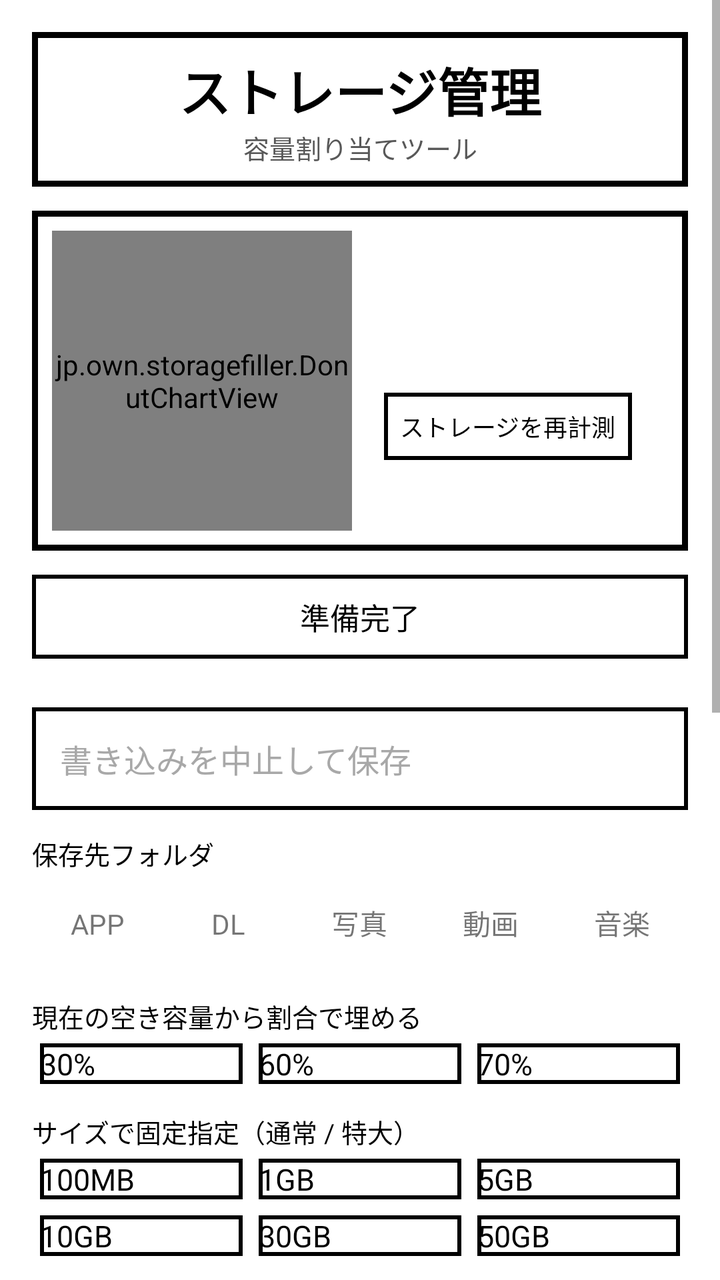
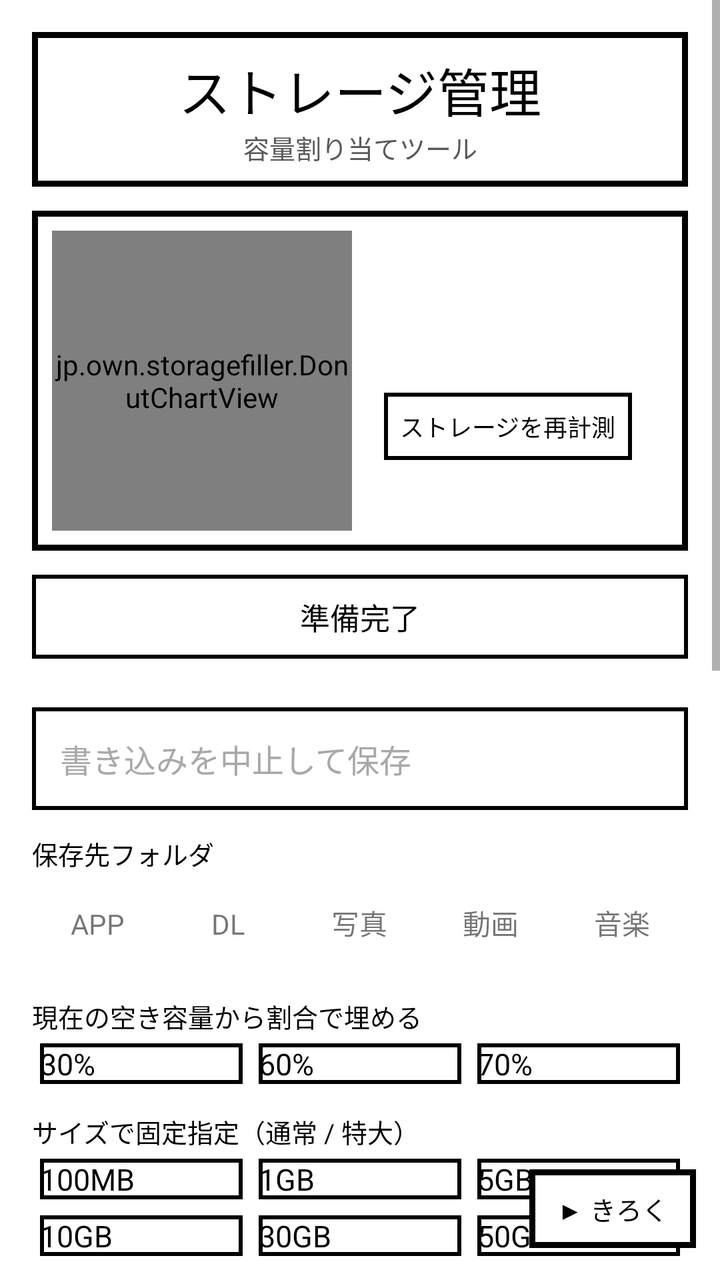

Before-and-after screenshots of an Android layout around one commit, followed by the original layout XML and the change that was made.
<!-- AndroidManifest.xml: application theme Theme.StorageFiller -->
<!-- res/layout/activity_main.xml -->
<ScrollView xmlns:android="http://schemas.android.com/apk/res/android"
    android:layout_width="match_parent"
    android:layout_height="match_parent"
    android:background="@color/pixel_bg">
    <LinearLayout
        android:layout_width="match_parent"
        android:layout_height="wrap_content"
        android:orientation="vertical"
        android:padding="16dp">

        <LinearLayout
            android:layout_width="match_parent"
            android:layout_height="wrap_content"
            android:background="@drawable/window_frame"
            android:orientation="vertical"
            android:padding="10dp">

            <TextView
                android:layout_width="match_parent"
                android:layout_height="wrap_content"
                android:gravity="center"
                android:text="ストレージ管理"
                android:textColor="@color/pixel_ink"
                android:textSize="26sp"
                android:textStyle="bold" />

            <TextView
                android:layout_width="match_parent"
                android:layout_height="wrap_content"
                android:gravity="center"
                android:text="容量割り当てツール"
                android:textColor="@color/pixel_sub"
                android:textSize="13sp" />
        </LinearLayout>

        <LinearLayout
            android:layout_width="match_parent"
            android:layout_height="wrap_content"
            android:layout_marginTop="12dp"
            android:background="@drawable/window_frame"
            android:gravity="center_vertical"
            android:orientation="horizontal"
            android:padding="10dp">

            <jp.own.storagefiller.DonutChartView
                android:id="@+id/donutChart"
                android:layout_width="150dp"
                android:layout_height="150dp" />

            <LinearLayout
                android:layout_width="0dp"
                android:layout_height="wrap_content"
                android:layout_marginStart="16dp"
                android:layout_weight="1"
                android:orientation="vertical">

                <TextView
                    android:id="@+id/statsText"
                    android:layout_width="match_parent"
                    android:layout_height="wrap_content"
                    android:textColor="@color/pixel_ink"
                    android:textIsSelectable="true"
                    android:textSize="14sp" />

                <TextView
                    android:id="@+id/uptimeText"
                    android:layout_width="match_parent"
                    android:layout_height="wrap_content"
                    android:layout_marginTop="2dp"
                    android:textColor="@color/pixel_ink"
                    android:textSize="14sp" />

                <Button
                    android:id="@+id/rescanButton"
                    android:layout_width="wrap_content"
                    android:layout_height="wrap_content"
                    android:layout_marginTop="6dp"
                    android:background="@drawable/btn_pixel"
                    android:minHeight="0dp"
                    android:padding="8dp"
                    android:text="ストレージを再計測"
                    android:textColor="@color/pixel_ink"
                    android:textSize="12sp" />
            </LinearLayout>
        </LinearLayout>

        <TextView
            android:id="@+id/statusText"
            android:layout_width="match_parent"
            android:layout_height="wrap_content"
            android:layout_marginTop="12dp"
            android:background="@drawable/btn_pixel"
            android:gravity="center"
            android:padding="10dp"
            android:text="準備完了"
            android:textColor="@color/pixel_ink"
            android:textSize="15sp" />

        <TextView
            android:id="@+id/progressText"
            android:layout_width="match_parent"
            android:layout_height="wrap_content"
            android:gravity="center"
            android:textColor="@color/pixel_sub"
            android:textSize="12sp" />

        <Button
            android:id="@+id/stopButton"
            android:layout_width="match_parent"
            android:layout_height="wrap_content"
            android:layout_marginTop="8dp"
            android:background="@drawable/btn_pixel"
            android:enabled="false"
            android:padding="14dp"
            android:text="書き込みを中止して保存"
            android:textColor="@color/pixel_shadow"
            android:textSize="16sp" />

        <TextView
            android:layout_width="match_parent"
            android:layout_height="wrap_content"
            android:layout_marginTop="12dp"
            android:text="保存先フォルダ"
            android:textColor="@color/pixel_ink"
            android:textSize="13sp" />

        <LinearLayout
            android:id="@+id/chipRow"
            android:layout_width="match_parent"
            android:layout_height="wrap_content"
            android:orientation="horizontal">

            <TextView
                android:id="@+id/chipApps"
                style="@style/Chip"
                android:text="APP" />

            <TextView
                android:id="@+id/chipDownload"
                style="@style/Chip"
                android:text="DL" />

            <TextView
                android:id="@+id/chipPictures"
                style="@style/Chip"
                android:text="写真" />

            <TextView
                android:id="@+id/chipMovies"
                style="@style/Chip"
                android:text="動画" />

            <TextView
                android:id="@+id/chipMusic"
                style="@style/Chip"
                android:text="音楽" />
        </LinearLayout>

        <TextView
            android:layout_width="match_parent"
            android:layout_height="wrap_content"
            android:layout_marginTop="12dp"
            android:text="現在の空き容量から割合で埋める"
            android:textColor="@color/pixel_ink"
            android:textSize="13sp" />

        <LinearLayout
            android:layout_width="match_parent"
            android:layout_height="wrap_content"
            android:orientation="horizontal">

            <Button
                android:id="@+id/pct30"
                style="@style/PresetButton"
                android:text="30%" />

            <Button
                android:id="@+id/pct60"
                style="@style/PresetButton"
                android:text="60%" />

            <Button
                android:id="@+id/pct70"
                style="@style/PresetButton"
                android:text="70%" />
        </LinearLayout>

        <TextView
            android:layout_width="match_parent"
            android:layout_height="wrap_content"
            android:layout_marginTop="10dp"
            android:text="サイズで固定指定（通常 / 特大）"
            android:textColor="@color/pixel_ink"
            android:textSize="13sp" />

        <LinearLayout
            android:layout_width="match_parent"
            android:layout_height="wrap_content"
            android:orientation="horizontal">

            <Button
                android:id="@+id/size100mb"
                style="@style/PresetButton"
                android:text="100MB" />

            <Button
                android:id="@+id/size1gb"
                style="@style/PresetButton"
                android:text="1GB" />

            <Button
                android:id="@+id/size5gb"
                style="@style/PresetButton"
                android:text="5GB" />
        </LinearLayout>

        <LinearLayout
            android:layout_width="match_parent"
            android:layout_height="wrap_content"
            android:orientation="horizontal">

            <Button
                android:id="@+id/size10gb"
                style="@style/PresetButton"
                android:text="10GB" />

            <Button
                android:id="@+id/size30gb"
                style="@style/PresetButton"
                android:text="30GB" />

            <Button
                android:id="@+id/size50gb"
                style="@style/PresetButton"
                android:text="50GB" />
        </LinearLayout>

        <TextView
            android:id="@+id/dummyHeader"
            android:layout_width="match_parent"
            android:layout_height="wrap_content"
            android:layout_marginTop="14dp"
            android:clickable="true"
            android:focusable="true"
            android:paddingTop="4dp"
            android:paddingBottom="4dp"
            android:text="▶ 作成済みのダミーデータ（削除用）"
            android:textColor="@color/pixel_ink"
            android:textSize="13sp" />

        <Button
            android:id="@+id/deleteAllButton"
            android:layout_width="match_parent"
            android:layout_height="wrap_content"
            android:layout_marginTop="4dp"
            android:background="@drawable/btn_pixel_accent"
            android:text="全削除"
            android:textColor="@color/pixel_accent" />

        <LinearLayout
            android:id="@+id/dummyListContainer"
            android:layout_width="match_parent"
            android:layout_height="wrap_content"
            android:orientation="vertical"
            android:visibility="gone" />

        <TextView
            android:layout_width="match_parent"
            android:layout_height="wrap_content"
            android:layout_marginTop="16dp"
            android:text="端末情報"
            android:textColor="@color/pixel_ink"
            android:textSize="13sp" />

        <LinearLayout
            android:layout_width="match_parent"
            android:layout_height="wrap_content"
            android:layout_marginTop="4dp"
            android:background="@drawable/window_frame"
            android:orientation="vertical"
            android:padding="10dp">

            <TextView
                android:id="@+id/deviceInfoText"
                android:layout_width="match_parent"
                android:layout_height="wrap_content"
                android:textColor="@color/pixel_ink"
                android:textIsSelectable="true"
                android:textSize="12sp" />

            <TextView
                android:id="@+id/uptimeNoSleepText"
                android:layout_width="match_parent"
                android:layout_height="wrap_content"
                android:textColor="@color/pixel_ink"
                android:textSize="12sp" />

            <TextView
                android:id="@+id/permissionStatusText"
                android:layout_width="match_parent"
                android:layout_height="wrap_content"
                android:layout_marginTop="8dp"
                android:textColor="@color/pixel_ink"
                android:textSize="13sp"
                android:textStyle="bold" />

            <Button
                android:id="@+id/permissionButton"
                android:layout_width="match_parent"
                android:layout_height="wrap_content"
                android:layout_marginTop="4dp"
                android:background="@drawable/btn_pixel"
                android:text="ストレージ権限を許可"
                android:textColor="@color/pixel_ink" />
        </LinearLayout>

        <TextView
            android:layout_width="match_parent"
            android:layout_height="wrap_content"
            android:layout_marginTop="16dp"
            android:text="捕まえる"
            android:textColor="@color/pixel_ink"
            android:textSize="13sp" />

        <LinearLayout
            android:layout_width="match_parent"
            android:layout_height="wrap_content"
            android:layout_marginTop="4dp"
            android:background="@drawable/window_frame"
            android:orientation="vertical"
            android:padding="10dp">

            <Button
                android:id="@+id/catchButton"
                android:layout_width="match_parent"
                android:layout_height="wrap_content"
                android:background="@drawable/btn_pixel_accent"
                android:text="捕まえる！"
                android:textColor="@color/pixel_accent"
                android:textSize="16sp" />

            <LinearLayout
                android:layout_width="match_parent"
                android:layout_height="wrap_content"
                android:layout_marginTop="8dp"
                android:gravity="center_vertical"
                android:orientation="horizontal">

                <ImageView
                    android:id="@+id/catchImage"
                    android:layout_width="96dp"
                    android:layout_height="96dp"
                    android:background="@drawable/btn_pixel"
                    android:contentDescription="捕まえた画像"
                    android:padding="2dp"
                    android:scaleType="fitCenter"
                    android:visibility="gone" />

                <TextView
                    android:id="@+id/catchStatusText"
                    android:layout_width="0dp"
                    android:layout_height="wrap_content"
                    android:layout_marginStart="10dp"
                    android:layout_weight="1"
                    android:textColor="@color/pixel_ink"
                    android:textSize="12sp" />
            </LinearLayout>
        </LinearLayout>

        <TextView
            android:layout_width="match_parent"
            android:layout_height="wrap_content"
            android:layout_marginTop="16dp"
            android:text="セットアップ"
            android:textColor="@color/pixel_ink"
            android:textSize="13sp" />

        
        <LinearLayout
            android:id="@+id/setupContainer"
            android:layout_width="match_parent"
            android:layout_height="wrap_content"
            android:layout_marginTop="4dp"
            android:background="@drawable/window_frame"
            android:orientation="vertical"
            android:padding="10dp" />

        <TextView
            android:layout_width="match_parent"
            android:layout_height="wrap_content"
            android:layout_marginTop="16dp"
            android:text="アップデート"
            android:textColor="@color/pixel_ink"
            android:textSize="13sp" />

        <LinearLayout
            android:layout_width="match_parent"
            android:layout_height="wrap_content"
            android:layout_marginTop="4dp"
            android:background="@drawable/window_frame"
            android:orientation="vertical"
            android:padding="10dp">

            <TextView
                android:id="@+id/updateStatusText"
                android:layout_width="match_parent"
                android:layout_height="wrap_content"
                android:textColor="@color/pixel_ink"
                android:textSize="12sp" />

            <Button
                android:id="@+id/updateCheckButton"
                android:layout_width="match_parent"
                android:layout_height="wrap_content"
                android:layout_marginTop="6dp"
                android:background="@drawable/btn_pixel"
                android:text="アップデートを確認"
                android:textColor="@color/pixel_ink"
                android:textSize="14sp" />

            <Button
                android:id="@+id/updateInstallButton"
                android:layout_width="match_parent"
                android:layout_height="wrap_content"
                android:layout_marginTop="4dp"
                android:background="@drawable/btn_pixel_accent"
                android:text="ダウンロードしてインストール"
                android:textColor="@color/pixel_accent"
                android:textSize="14sp"
                android:visibility="gone" />
        </LinearLayout>

        <TextView
            android:id="@+id/logText"
            android:layout_width="match_parent"
            android:layout_height="wrap_content"
            android:layout_marginTop="10dp"
            android:textColor="@color/pixel_sub"
            android:textIsSelectable="true"
            android:textSize="11sp" />
    </LinearLayout>
</ScrollView>
<!-- resources referenced by this layout -->
<resources>
  <color name="pixel_accent">#FFD82800</color>
  <color name="pixel_bg">#FFFFFFFF</color>
  <color name="pixel_ink">#FF000000</color>
  <color name="pixel_shadow">#FFA8A8A8</color>
  <color name="pixel_sub">#FF585858</color>
  <!-- drawable btn_pixel (drawable) -->
  <?xml version="1.0" encoding="utf-8"?>
  <shape xmlns:android="http://schemas.android.com/apk/res/android"
      android:shape="rectangle">
      <solid android:color="#FFFFFFFF" />
      <stroke
          android:width="2dp"
          android:color="@color/pixel_ink" />
  </shape>
  <!-- drawable btn_pixel_accent (drawable) -->
  <?xml version="1.0" encoding="utf-8"?>
  <shape xmlns:android="http://schemas.android.com/apk/res/android"
      android:shape="rectangle">
      <solid android:color="#FFFFFFFF" />
      <stroke
          android:width="2dp"
          android:color="@color/pixel_accent" />
  </shape>
  <!-- drawable window_frame (drawable) -->
  <?xml version="1.0" encoding="utf-8"?>
  <shape xmlns:android="http://schemas.android.com/apk/res/android"
      android:shape="rectangle">
      <solid android:color="#FFFFFFFF" />
      <stroke
          android:width="3dp"
          android:color="@color/pixel_ink" />
  </shape>
  <style name="Chip">
          <item name="android:layout_width">0dp</item>
          <item name="android:layout_height">44dp</item>
          <item name="android:layout_weight">1</item>
          <item name="android:layout_margin">3dp</item>
          <item name="android:gravity">center</item>
          <item name="android:textSize">14sp</item>
      </style>
  <style name="PresetButton">
          <item name="android:layout_width">0dp</item>
          <item name="android:layout_height">wrap_content</item>
          <item name="android:layout_weight">1</item>
          <item name="android:layout_margin">4dp</item>
          <item name="android:background">@drawable/btn_pixel</item>
          <item name="android:textColor">@color/pixel_ink</item>
          <item name="android:textSize">15sp</item>
      </style>
  <style name="Theme.StorageFiller" parent="android:style/Theme.Material.Light.NoActionBar">
          <item name="android:colorAccent">@color/pixel_accent</item>
          <item name="android:windowBackground">@color/pixel_bg</item>
      </style>
</resources>

<!-- the commit's change to res/layout/activity_main.xml (unified diff, before → after) -->
@@ -1,442 +1,738 @@
-<ScrollView xmlns:android="http://schemas.android.com/apk/res/android"
+<FrameLayout xmlns:android="http://schemas.android.com/apk/res/android"
     android:layout_width="match_parent"
     android:layout_height="match_parent"
     android:background="@color/pixel_bg">
+
+    <ScrollView
+        android:id="@+id/storagePanel"
+        android:layout_width="match_parent"
+        android:layout_height="match_parent"
+        android:background="@color/pixel_bg">
+        <LinearLayout
+            android:layout_width="match_parent"
+            android:layout_height="wrap_content"
+            android:orientation="vertical"
+            android:paddingStart="16dp"
+            android:paddingTop="16dp"
+            android:paddingEnd="16dp"
+            android:paddingBottom="88dp">
+
+            <LinearLayout
+                android:layout_width="match_parent"
+                android:layout_height="wrap_content"
+                android:background="@drawable/window_frame"
+                android:orientation="vertical"
+                android:padding="10dp">
+
+                <TextView
+                    android:layout_width="match_parent"
+                    android:layout_height="wrap_content"
+                    android:gravity="center"
+                    android:text="ストレージ管理"
+                    android:textColor="@color/pixel_ink"
+                    android:textSize="26sp" />
+
+                <TextView
+                    android:layout_width="match_parent"
+                    android:layout_height="wrap_content"
+                    android:gravity="center"
+                    android:text="容量割り当てツール"
+                    android:textColor="@color/pixel_sub"
+                    android:textSize="13sp" />
+            </LinearLayout>
+
+            <LinearLayout
+                android:layout_width="match_parent"
+                android:layout_height="wrap_content"
+                android:layout_marginTop="12dp"
+                android:background="@drawable/window_frame"
+                android:gravity="center_vertical"
+                android:orientation="horizontal"
+                android:padding="10dp">
+
+                <jp.own.storagefiller.DonutChartView
+                    android:id="@+id/donutChart"
+                    android:layout_width="150dp"
+                    android:layout_height="150dp" />
+
+                <LinearLayout
+                    android:layout_width="0dp"
+                    android:layout_height="wrap_content"
+                    android:layout_marginStart="16dp"
+                    android:layout_weight="1"
+                    android:orientation="vertical">
+
+                    <TextView
+                        android:id="@+id/statsText"
+                        android:layout_width="match_parent"
+                        android:layout_height="wrap_content"
+                        android:textColor="@color/pixel_ink"
+                        android:textIsSelectable="true"
+                        android:textSize="14sp" />
+
+                    <TextView
+                        android:id="@+id/uptimeText"
+                        android:layout_width="match_parent"
+                        android:layout_height="wrap_content"
+                        android:layout_marginTop="2dp"
+                        android:textColor="@color/pixel_ink"
+                        android:textSize="14sp" />
+
+                    <Button
+                        android:id="@+id/rescanButton"
+                        android:layout_width="wrap_content"
+                        android:layout_height="wrap_content"
+                        android:layout_marginTop="6dp"
+                        android:background="@drawable/btn_pixel"
+                        android:minHeight="0dp"
+                        android:padding="8dp"
+                        android:text="ストレージを再計測"
+                        android:textColor="@color/pixel_ink"
+                        android:textSize="12sp" />
+                </LinearLayout>
+            </LinearLayout>
+
+            <TextView
+                android:id="@+id/statusText"
+                android:layout_width="match_parent"
+                android:layout_height="wrap_content"
+                android:layout_marginTop="12dp"
+                android:background="@drawable/btn_pixel"
+                android:gravity="center"
+                android:padding="10dp"
+                android:text="準備完了"
+                android:textColor="@color/pixel_ink"
+                android:textSize="15sp" />
+
+            <TextView
+                android:id="@+id/progressText"
+                android:layout_width="match_parent"
+                android:layout_height="wrap_content"
+                android:gravity="center"
+                android:textColor="@color/pixel_sub"
+                android:textSize="12sp" />
+
+            <Button
+                android:id="@+id/stopButton"
+                android:layout_width="match_parent"
+                android:layout_height="wrap_content"
+                android:layout_marginTop="8dp"
+                android:background="@drawable/btn_pixel"
+                android:enabled="false"
+                android:padding="14dp"
+                android:text="書き込みを中止して保存"
+                android:textColor="@color/pixel_shadow"
+                android:textSize="16sp" />
+
+            <TextView
+                android:layout_width="match_parent"
+                android:layout_height="wrap_content"
+                android:layout_marginTop="12dp"
+                android:text="保存先フォルダ"
+                android:textColor="@color/pixel_ink"
+                android:textSize="13sp" />
+
+            <LinearLayout
+                android:id="@+id/chipRow"
+                android:layout_width="match_parent"
+                android:layout_height="wrap_content"
+                android:orientation="horizontal">
+
+                <TextView
+                    android:id="@+id/chipApps"
+                    style="@style/Chip"
+                    android:text="APP" />
+
+                <TextView
+                    android:id="@+id/chipDownload"
+                    style="@style/Chip"
+                    android:text="DL" />
+
+                <TextView
+                    android:id="@+id/chipPictures"
+                    style="@style/Chip"
+                    android:text="写真" />
+
+                <TextView
+                    android:id="@+id/chipMovies"
+                    style="@style/Chip"
+                    android:text="動画" />
+
+                <TextView
+                    android:id="@+id/chipMusic"
+                    style="@style/Chip"
+                    android:text="音楽" />
+            </LinearLayout>
+
+            <TextView
+                android:layout_width="match_parent"
+                android:layout_height="wrap_content"
+                android:layout_marginTop="12dp"
+                android:text="現在の空き容量から割合で埋める"
+                android:textColor="@color/pixel_ink"
+                android:textSize="13sp" />
+
+            <LinearLayout
+                android:layout_width="match_parent"
+                android:layout_height="wrap_content"
+                android:orientation="horizontal">
+
+                <Button
+                    android:id="@+id/pct30"
+                    style="@style/PresetButton"
+                    android:text="30%" />
+
+                <Button
+                    android:id="@+id/pct60"
+                    style="@style/PresetButton"
+                    android:text="60%" />
+
+                <Button
+                    android:id="@+id/pct70"
+                    style="@style/PresetButton"
+                    android:text="70%" />
+            </LinearLayout>
+
+            <TextView
+                android:layout_width="match_parent"
+                android:layout_height="wrap_content"
+                android:layout_marginTop="10dp"
+                android:text="サイズで固定指定（通常 / 特大）"
+                android:textColor="@color/pixel_ink"
+                android:textSize="13sp" />
+
+            <LinearLayout
+                android:layout_width="match_parent"
+                android:layout_height="wrap_content"
+                android:orientation="horizontal">
+
+                <Button
+                    android:id="@+id/size100mb"
+                    style="@style/PresetButton"
+                    android:text="100MB" />
+
+                <Button
+                    android:id="@+id/size1gb"
+                    style="@style/PresetButton"
+                    android:text="1GB" />
+
+                <Button
+                    android:id="@+id/size5gb"
+                    style="@style/PresetButton"
+                    android:text="5GB" />
+            </LinearLayout>
+
+            <LinearLayout
+                android:layout_width="match_parent"
+                android:layout_height="wrap_content"
+                android:orientation="horizontal">
+
+                <Button
+                    android:id="@+id/size10gb"
+                    style="@style/PresetButton"
+                    android:text="10GB" />
+
+                <Button
+                    android:id="@+id/size30gb"
+                    style="@style/PresetButton"
+                    android:text="30GB" />
+
+                <Button
+                    android:id="@+id/size50gb"
+                    style="@style/PresetButton"
+                    android:text="50GB" />
+            </LinearLayout>
+
+            <TextView
+                android:id="@+id/dummyHeader"
+                android:layout_width="match_parent"
+                android:layout_height="wrap_content"
+                android:layout_marginTop="14dp"
+                android:clickable="true"
+                android:focusable="true"
+                android:paddingTop="4dp"
+                android:paddingBottom="4dp"
+                android:text="▶ 作成済みのダミーデータ（削除用）"
+                android:textColor="@color/pixel_ink"
+                android:textSize="13sp" />
+
+            <Button
+                android:id="@+id/deleteAllButton"
+                android:layout_width="match_parent"
+                android:layout_height="wrap_content"
+                android:layout_marginTop="4dp"
+                android:background="@drawable/btn_pixel_accent"
+                android:text="全削除"
+                android:textColor="@color/pixel_accent" />
+
+            <LinearLayout
+                android:id="@+id/dummyListContainer"
+                android:layout_width="match_parent"
+                android:layout_height="wrap_content"
+                android:orientation="vertical"
+                android:visibility="gone" />
+
+            <TextView
+                android:layout_width="match_parent"
+                android:layout_height="wrap_content"
+                android:layout_marginTop="16dp"
+                android:text="端末情報"
+                android:textColor="@color/pixel_ink"
+                android:textSize="13sp" />
+
+            <LinearLayout
+                android:layout_width="match_parent"
+                android:layout_height="wrap_content"
+                android:layout_marginTop="4dp"
+                android:background="@drawable/window_frame"
+                android:orientation="vertical"
+                android:padding="10dp">
+
+                <TextView
+                    android:id="@+id/deviceInfoText"
+                    android:layout_width="match_parent"
+                    android:layout_height="wrap_content"
+                    android:textColor="@color/pixel_ink"
+                    android:textIsSelectable="true"
+                    android:textSize="12sp" />
+
+                <TextView
+                    android:id="@+id/uptimeNoSleepText"
+                    android:layout_width="match_parent"
+                    android:layout_height="wrap_content"
+                    android:textColor="@color/pixel_ink"
+                    android:textSize="12sp" />
+
+                <TextView
+                    android:id="@+id/permissionStatusText"
+                    android:layout_width="match_parent"
+                    android:layout_height="wrap_content"
+                    android:layout_marginTop="8dp"
+                    android:textColor="@color/pixel_ink"
+                    android:textSize="13sp"
+                    android:textStyle="bold" />
+
+                <Button
+                    android:id="@+id/permissionButton"
+                    android:layout_width="match_parent"
+                    android:layout_height="wrap_content"
+                    android:layout_marginTop="4dp"
+                    android:background="@drawable/btn_pixel"
+                    android:text="ストレージ権限を許可"
+                    android:textColor="@color/pixel_ink" />
+            </LinearLayout>
+
+            <TextView
+                android:layout_width="match_parent"
+                android:layout_height="wrap_content"
+                android:layout_marginTop="16dp"
+                android:text="捕まえる"
+                android:textColor="@color/pixel_ink"
+                android:textSize="13sp" />
+
+            <LinearLayout
+                android:layout_width="match_parent"
+                android:layout_height="wrap_content"
+                android:layout_marginTop="4dp"
+                android:background="@drawable/window_frame"
+                android:orientation="vertical"
+                android:padding="10dp">
+
+                <Button
+                    android:id="@+id/catchButton"
+                    android:layout_width="match_parent"
+                    android:layout_height="wrap_content"
+                    android:background="@drawable/btn_pixel_accent"
+                    android:text="捕まえる！"
+                    android:textColor="@color/pixel_accent"
+                    android:textSize="16sp" />
+
+                <LinearLayout
+                    android:layout_width="match_parent"
+                    android:layout_height="wrap_content"
+                    android:layout_marginTop="8dp"
+                    android:gravity="center_vertical"
+                    android:orientation="horizontal">
+
+                    <ImageView
+                        android:id="@+id/catchImage"
+                        android:layout_width="96dp"
+                        android:layout_height="96dp"
+                        android:background="@drawable/btn_pixel"
+                        android:contentDescription="捕まえた画像"
+                        android:padding="2dp"
+                        android:scaleType="fitCenter"
+                        android:visibility="gone" />
+
+                    <TextView
+                        android:id="@+id/catchStatusText"
+                        android:layout_width="0dp"
+                        android:layout_height="wrap_content"
+                        android:layout_marginStart="10dp"
+                        android:layout_weight="1"
+                        android:textColor="@color/pixel_ink"
+                        android:textSize="12sp" />
+                </LinearLayout>
+            </LinearLayout>
+
+            <TextView
+                android:layout_width="match_parent"
+                android:layout_height="wrap_content"
+                android:layout_marginTop="16dp"
+                android:text="セットアップ"
+                android:textColor="@color/pixel_ink"
+                android:textSize="13sp" />
+
+            
+            <LinearLayout
+                android:id="@+id/setupContainer"
+                android:layout_width="match_parent"
+                android:layout_height="wrap_content"
+                android:layout_marginTop="4dp"
+                android:background="@drawable/window_frame"
+                android:orientation="vertical"
+                android:padding="10dp" />
+
+            <TextView
+                android:layout_width="match_parent"
+                android:layout_height="wrap_content"
+                android:layout_marginTop="16dp"
+                android:text="アップデート"
+                android:textColor="@color/pixel_ink"
+                android:textSize="13sp" />
+
+            <LinearLayout
+                android:layout_width="match_parent"
+                android:layout_height="wrap_content"
+                android:layout_marginTop="4dp"
+                android:background="@drawable/window_frame"
+                android:orientation="vertical"
+                android:padding="10dp">
+
+                <TextView
+                    android:id="@+id/updateStatusText"
+                    android:layout_width="match_parent"
+                    android:layout_height="wrap_content"
+                    android:textColor="@color/pixel_ink"
+                    android:textSize="12sp" />
+
+                <Button
+                    android:id="@+id/updateCheckButton"
+                    android:layout_width="match_parent"
+                    android:layout_height="wrap_content"
+                    android:layout_marginTop="6dp"
+                    android:background="@drawable/btn_pixel"
+                    android:text="アップデートを確認"
+                    android:textColor="@color/pixel_ink"
+                    android:textSize="14sp" />
+
+                <Button
+                    android:id="@+id/updateInstallButton"
+                    android:layout_width="match_parent"
+                    android:layout_height="wrap_content"
+                    android:layout_marginTop="4dp"
+                    android:background="@drawable/btn_pixel_accent"
+                    android:text="ダウンロードしてインストール"
+                    android:textColor="@color/pixel_accent"
+                    android:textSize="14sp"
+                    android:visibility="gone" />
+            </LinearLayout>
+
+            <TextView
+                android:id="@+id/logText"
+                android:layout_width="match_parent"
+                android:layout_height="wrap_content"
+                android:layout_marginTop="10dp"
+                android:textColor="@color/pixel_sub"
+                android:textIsSelectable="true"
+                android:textSize="11sp" />
+        </LinearLayout>
+    </ScrollView>
+
+    <ScrollView
+        android:id="@+id/challengePanel"
+        android:layout_width="match_parent"
+        android:layout_height="match_parent"
+        android:background="@color/pixel_bg"
+        android:visibility="gone">
+
+        <include layout="@layout/panel_challenge" />
+    </ScrollView>
+
+    
+    <Button
+        android:id="@+id/menuButton"
+        android:layout_width="wrap_content"
+        android:layout_height="wrap_content"
+        android:layout_gravity="bottom|end"
+        android:layout_marginEnd="12dp"
+        android:layout_marginBottom="16dp"
+        android:background="@drawable/btn_pixel_menu"
+        android:minWidth="0dp"
+        android:minHeight="0dp"
+        android:paddingStart="14dp"
+        android:paddingTop="10dp"
+        android:paddingEnd="14dp"
+        android:paddingBottom="10dp"
+        android:text="▶ きろく"
+        android:textColor="@color/pixel_ink"
+        android:textSize="13sp" />
+</FrameLayout>
+<!-- res/layout/panel_challenge.xml (included above) -->
+<?xml version="1.0" encoding="utf-8"?>
+<LinearLayout xmlns:android="http://schemas.android.com/apk/res/android"
+    android:layout_width="match_parent"
+    android:layout_height="wrap_content"
+    android:orientation="vertical"
+    android:paddingStart="16dp"
+    android:paddingTop="16dp"
+    android:paddingEnd="16dp"
+    android:paddingBottom="88dp">
+
     <LinearLayout
         android:layout_width="match_parent"
         android:layout_height="wrap_content"
+        android:background="@drawable/window_frame"
         android:orientation="vertical"
-        android:padding="16dp">
-
-        <LinearLayout
-            android:layout_width="match_parent"
-            android:layout_height="wrap_content"
-            android:background="@drawable/window_frame"
-            android:orientation="vertical"
-            android:padding="10dp">
-
-            <TextView
-                android:layout_width="match_parent"
-                android:layout_height="wrap_content"
-                android:gravity="center"
-                android:text="ストレージ管理"
-                android:textColor="@color/pixel_ink"
-                android:textSize="26sp"
-                android:textStyle="bold" />
-
-            <TextView
-                android:layout_width="match_parent"
-                android:layout_height="wrap_content"
-                android:gravity="center"
-                android:text="容量割り当てツール"
-                android:textColor="@color/pixel_sub"
-                android:textSize="13sp" />
-        </LinearLayout>
-
-        <LinearLayout
-            android:layout_width="match_parent"
-            android:layout_height="wrap_content"
-            android:layout_marginTop="12dp"
-            android:background="@drawable/window_frame"
-            android:gravity="center_vertical"
-            android:orientation="horizontal"
-            android:padding="10dp">
-
-            <jp.own.storagefiller.DonutChartView
-                android:id="@+id/donutChart"
-                android:layout_width="150dp"
-                android:layout_height="150dp" />
-
-            <LinearLayout
-                android:layout_width="0dp"
-                android:layout_height="wrap_content"
-                android:layout_marginStart="16dp"
-                android:layout_weight="1"
-                android:orientation="vertical">
-
-                <TextView
-                    android:id="@+id/statsText"
-                    android:layout_width="match_parent"
-                    android:layout_height="wrap_content"
-                    android:textColor="@color/pixel_ink"
-                    android:textIsSelectable="true"
-                    android:textSize="14sp" />
-
-                <TextView
-                    android:id="@+id/uptimeText"
-                    android:layout_width="match_parent"
-                    android:layout_height="wrap_content"
-                    android:layout_marginTop="2dp"
-                    android:textColor="@color/pixel_ink"
-                    android:textSize="14sp" />
-
-                <Button
-                    android:id="@+id/rescanButton"
-                    android:layout_width="wrap_content"
-                    android:layout_height="wrap_content"
-                    android:layout_marginTop="6dp"
-                    android:background="@drawable/btn_pixel"
-                    android:minHeight="0dp"
-                    android:padding="8dp"
-                    android:text="ストレージを再計測"
-                    android:textColor="@color/pixel_ink"
-                    android:textSize="12sp" />
-            </LinearLayout>
-        </LinearLayout>
+        android:padding="10dp">
 
         <TextView
-            android:id="@+id/statusText"
-            android:layout_width="match_parent"
-            android:layout_height="wrap_content"
-            android:layout_marginTop="12dp"
-            android:background="@drawable/btn_pixel"
+            android:layout_width="match_parent"
+            android:layout_height="wrap_content"
             android:gravity="center"
-            android:padding="10dp"
-            android:text="準備完了"
-            android:textColor="@color/pixel_ink"
-            android:textSize="15sp" />
+            android:text="チャレンジ記録"
+            android:textColor="@color/pixel_ink"
+            android:textSize="22sp" />
 
         <TextView
-            android:id="@+id/progressText"
+            android:id="@+id/boundDeviceText"
             android:layout_width="match_parent"
             android:layout_height="wrap_content"
             android:gravity="center"
             android:textColor="@color/pixel_sub"
             android:textSize="12sp" />
+    </LinearLayout>
+
+    
+    <LinearLayout
+        android:id="@+id/setupBox"
+        android:layout_width="match_parent"
+        android:layout_height="wrap_content"
+        android:layout_marginTop="12dp"
+        android:background="@drawable/window_frame"
+        android:orientation="vertical"
+        android:padding="10dp">
+
+        <TextView
+            android:layout_width="match_parent"
+            android:layout_height="wrap_content"
+            android:text="はじめの設定"
+            android:textColor="@color/pixel_ink"
+            android:textSize="13sp"
+            android:textStyle="bold" />
+
+        <EditText
+            android:id="@+id/urlInput"
+            android:layout_width="match_parent"
+            android:layout_height="wrap_content"
+            android:layout_marginTop="6dp"
+            android:background="@drawable/btn_pixel"
+            android:hint="記録APIのURL"
+            android:inputType="textUri"
+            android:padding="8dp"
+            android:textColor="@color/pixel_ink"
+            android:textColorHint="@color/pixel_shadow"
+            android:textSize="12sp" />
+
+        <EditText
+            android:id="@+id/passwordInput"
+            android:layout_width="match_parent"
+            android:layout_height="wrap_content"
+            android:layout_marginTop="4dp"
+            android:background="@drawable/btn_pixel"
+            android:hint="共通パスワード"
+            android:inputType="textPassword"
+            android:padding="8dp"
+            android:textColor="@color/pixel_ink"
+            android:textColorHint="@color/pixel_shadow"
+            android:textSize="12sp" />
+
+        <EditText
+            android:id="@+id/deviceIdInput"
+            android:layout_width="match_parent"
+            android:layout_height="wrap_content"
+            android:layout_marginTop="4dp"
+            android:background="@drawable/btn_pixel"
+            android:hint="端末ID"
+            android:inputType="number"
+            android:padding="8dp"
+            android:textColor="@color/pixel_ink"
+            android:textColorHint="@color/pixel_shadow"
+            android:textSize="12sp" />
 
         <Button
-            android:id="@+id/stopButton"
-            android:layout_width="match_parent"
-            android:layout_height="wrap_content"
-            android:layout_marginTop="8dp"
-            android:background="@drawable/btn_pixel"
-            android:enabled="false"
-            android:padding="14dp"
-            android:text="書き込みを中止して保存"
-            android:textColor="@color/pixel_shadow"
+            android:id="@+id/clipboardImportButton"
+            android:layout_width="match_parent"
+            android:layout_height="wrap_content"
+            android:layout_marginTop="6dp"
+            android:background="@drawable/btn_pixel"
+            android:text="クリップボードから読み込む"
+            android:textColor="@color/pixel_ink"
+            android:textSize="14sp" />
+
+        <Button
+            android:id="@+id/bindButton"
+            android:layout_width="match_parent"
+            android:layout_height="wrap_content"
+            android:layout_marginTop="6dp"
+            android:background="@drawable/btn_pixel"
+            android:text="この端末を紐づける"
+            android:textColor="@color/pixel_ink"
+            android:textSize="14sp" />
+
+        <TextView
+            android:id="@+id/setupStatusText"
+            android:layout_width="match_parent"
+            android:layout_height="wrap_content"
+            android:layout_marginTop="4dp"
+            android:textColor="@color/pixel_ink"
+            android:textSize="12sp" />
+    </LinearLayout>
+
+    
+    <LinearLayout
+        android:id="@+id/recordBox"
+        android:layout_width="match_parent"
+        android:layout_height="wrap_content"
+        android:layout_marginTop="12dp"
+        android:background="@drawable/window_frame"
+        android:orientation="vertical"
+        android:padding="10dp"
+        android:visibility="gone">
+
+        <TextView
+            android:layout_width="match_parent"
+            android:layout_height="wrap_content"
+            android:text="寝かせ時間（時間）"
+            android:textColor="@color/pixel_ink"
+            android:textSize="13sp" />
+
+        <EditText
+            android:id="@+id/hoursInput"
+            android:layout_width="match_parent"
+            android:layout_height="wrap_content"
+            android:layout_marginTop="4dp"
+            android:background="@drawable/btn_pixel"
+            android:inputType="numberDecimal"
+            android:padding="8dp"
+            android:textColor="@color/pixel_ink"
             android:textSize="16sp" />
 
         <TextView
             android:layout_width="match_parent"
             android:layout_height="wrap_content"
-            android:layout_marginTop="12dp"
-            android:text="保存先フォルダ"
+            android:layout_marginTop="10dp"
+            android:text="使用サービス（必須）"
             android:textColor="@color/pixel_ink"
             android:textSize="13sp" />
 
         <LinearLayout
-            android:id="@+id/chipRow"
-            android:layout_width="match_parent"
-            android:layout_height="wrap_content"
+            android:layout_width="match_parent"
+            android:layout_height="wrap_content"
+            android:layout_marginTop="4dp"
             android:orientation="horizontal">
 
             <TextView
-                android:id="@+id/chipApps"
-                style="@style/Chip"
-                android:text="APP" />
-
-            <TextView
-                android:id="@+id/chipDownload"
-                style="@style/Chip"
-                android:text="DL" />
-
-            <TextView
-                android:id="@+id/chipPictures"
-                style="@style/Chip"
-                android:text="写真" />
-
-            <TextView
-                android:id="@+id/chipMovies"
-                style="@style/Chip"
-                android:text="動画" />
-
-            <TextView
-                android:id="@+id/chipMusic"
-                style="@style/Chip"
-                android:text="音楽" />
+                android:id="@+id/serviceLine"
+                android:layout_width="0dp"
+                android:layout_height="46dp"
+                android:layout_marginEnd="3dp"
+                android:layout_weight="1"
+                android:gravity="center"
+                android:text="LINE"
+                android:textSize="15sp" />
+
+            <TextView
+                android:id="@+id/serviceGoogle"
+                android:layout_width="0dp"
+                android:layout_height="46dp"
+                android:layout_marginStart="3dp"
+                android:layout_weight="1"
+                android:gravity="center"
+                android:text="Google"
+                android:textSize="15sp" />
         </LinearLayout>
 
-        <TextView
-            android:layout_width="match_parent"
-            android:layout_height="wrap_content"
-            android:layout_marginTop="12dp"
-            android:text="現在の空き容量から割合で埋める"
-            android:textColor="@color/pixel_ink"
-            android:textSize="13sp" />
-
-        <LinearLayout
-            android:layout_width="match_parent"
-            android:layout_height="wrap_content"
-            android:orientation="horizontal">
-
-            <Button
-                android:id="@+id/pct30"
-                style="@style/PresetButton"
-                android:text="30%" />
-
-            <Button
-                android:id="@+id/pct60"
-                style="@style/PresetButton"
-                android:text="60%" />
-
-            <Button
-                android:id="@+id/pct70"
-                style="@style/PresetButton"
-                android:text="70%" />
-        </LinearLayout>
-
-        <TextView
+        <EditText
+            android:id="@+id/memoInput"
             android:layout_width="match_parent"
             android:layout_height="wrap_content"
             android:layout_marginTop="10dp"
-            android:text="サイズで固定指定（通常 / 特大）"
-            android:textColor="@color/pixel_ink"
-            android:textSize="13sp" />
-
-        <LinearLayout
-            android:layout_width="match_parent"
-            android:layout_height="wrap_content"
-            android:orientation="horizontal">
-
-            <Button
-                android:id="@+id/size100mb"
-                style="@style/PresetButton"
-                android:text="100MB" />
-
-            <Button
-                android:id="@+id/size1gb"
-                style="@style/PresetButton"
-                android:text="1GB" />
-
-            <Button
-                android:id="@+id/size5gb"
-                style="@style/PresetButton"
-                android:text="5GB" />
-        </LinearLayout>
-
-        <LinearLayout
-            android:layout_width="match_parent"
-            android:layout_height="wrap_content"
-            android:orientation="horizontal">
-
-            <Button
-                android:id="@+id/size10gb"
-                style="@style/PresetButton"
-                android:text="10GB" />
-
-            <Button
-                android:id="@+id/size30gb"
-                style="@style/PresetButton"
-                android:text="30GB" />
-
-            <Button
-                android:id="@+id/size50gb"
-                style="@style/PresetButton"
-                android:text="50GB" />
-        </LinearLayout>
-
-        <TextView
-            android:id="@+id/dummyHeader"
-            android:layout_width="match_parent"
-            android:layout_height="wrap_content"
-            android:layout_marginTop="14dp"
-            android:clickable="true"
-            android:focusable="true"
-            android:paddingTop="4dp"
-            android:paddingBottom="4dp"
-            android:text="▶ 作成済みのダミーデータ（削除用）"
-            android:textColor="@color/pixel_ink"
-            android:textSize="13sp" />
+            android:background="@drawable/btn_pixel"
+            android:hint="メモ（任意）"
+            android:inputType="text"
+            android:padding="8dp"
+            android:textColor="@color/pixel_ink"
+            android:textColorHint="@color/pixel_shadow"
+            android:textSize="12sp" />
 
         <Button
-            android:id="@+id/deleteAllButton"
+            android:id="@+id/recordSuccessButton"
+            android:layout_width="match_parent"
+            android:layout_height="wrap_content"
+            android:layout_marginTop="10dp"
+            android:background="@drawable/btn_pixel"
+            android:text="成功で記録"
+            android:textColor="@color/pixel_ink"
+            android:textSize="16sp" />
+
+        <Button
+            android:id="@+id/recordFailureButton"
             android:layout_width="match_parent"
             android:layout_height="wrap_content"
             android:layout_marginTop="4dp"
             android:background="@drawable/btn_pixel_accent"
-            android:text="全削除"
-            android:textColor="@color/pixel_accent" />
-
-        <LinearLayout
-            android:id="@+id/dummyListContainer"
-            android:layout_width="match_parent"
-            android:layout_height="wrap_content"
-            android:orientation="vertical"
-            android:visibility="gone" />
+            android:text="失敗で記録"
+            android:textColor="@color/pixel_accent"
+            android:textSize="16sp" />
 
         <TextView
-            android:layout_width="match_parent"
-            android:layout_height="wrap_content"
-            android:layout_marginTop="16dp"
-            android:text="端末情報"
-            android:textColor="@color/pixel_ink"
-            android:textSize="13sp" />
-
-        <LinearLayout
-            android:layout_width="match_parent"
-            android:layout_height="wrap_content"
-            android:layout_marginTop="4dp"
-            android:background="@drawable/window_frame"
-            android:orientation="vertical"
-            android:padding="10dp">
-
-            <TextView
-                android:id="@+id/deviceInfoText"
-                android:layout_width="match_parent"
-                android:layout_height="wrap_content"
-                android:textColor="@color/pixel_ink"
-                android:textIsSelectable="true"
-                android:textSize="12sp" />
-
-            <TextView
-                android:id="@+id/uptimeNoSleepText"
-                android:layout_width="match_parent"
-                android:layout_height="wrap_content"
-                android:textColor="@color/pixel_ink"
-                android:textSize="12sp" />
-
-            <TextView
-                android:id="@+id/permissionStatusText"
-                android:layout_width="match_parent"
-                android:layout_height="wrap_content"
-                android:layout_marginTop="8dp"
-                android:textColor="@color/pixel_ink"
-                android:textSize="13sp"
-                android:textStyle="bold" />
-
-            <Button
-                android:id="@+id/permissionButton"
-                android:layout_width="match_parent"
-                android:layout_height="wrap_content"
-                android:layout_marginTop="4dp"
-                android:background="@drawable/btn_pixel"
-                android:text="ストレージ権限を許可"
-                android:textColor="@color/pixel_ink" />
-        </LinearLayout>
-
-        <TextView
-            android:layout_width="match_parent"
-            android:layout_height="wrap_content"
-            android:layout_marginTop="16dp"
-            android:text="捕まえる"
-            android:textColor="@color/pixel_ink"
-            android:textSize="13sp" />
-
-        <LinearLayout
-            android:layout_width="match_parent"
-            android:layout_height="wrap_content"
-            android:layout_marginTop="4dp"
-            android:background="@drawable/window_frame"
-            android:orientation="vertical"
-            android:padding="10dp">
-
-            <Button
-                android:id="@+id/catchButton"
-                android:layout_width="match_parent"
-                android:layout_height="wrap_content"
-                android:background="@drawable/btn_pixel_accent"
-                android:text="捕まえる！"
-                android:textColor="@color/pixel_accent"
-                android:textSize="16sp" />
-
-            <LinearLayout
-                android:layout_width="match_parent"
-                android:layout_height="wrap_content"
-                android:layout_marginTop="8dp"
-                android:gravity="center_vertical"
-                android:orientation="horizontal">
-
-                <ImageView
-                    android:id="@+id/catchImage"
-                    android:layout_width="96dp"
-                    android:layout_height="96dp"
-                    android:background="@drawable/btn_pixel"
-                    android:contentDescription="捕まえた画像"
-                    android:padding="2dp"
-                    android:scaleType="fitCenter"
-                    android:visibility="gone" />
-
-                <TextView
-                    android:id="@+id/catchStatusText"
-                    android:layout_width="0dp"
-                    android:layout_height="wrap_content"
-                    android:layout_marginStart="10dp"
-                    android:layout_weight="1"
-                    android:textColor="@color/pixel_ink"
-                    android:textSize="12sp" />
-            </LinearLayout>
-        </LinearLayout>
-
-        <TextView
-            android:layout_width="match_parent"
-            android:layout_height="wrap_content"
-            android:layout_marginTop="16dp"
-            android:text="セットアップ"
-            android:textColor="@color/pixel_ink"
-            android:textSize="13sp" />
-
-        
-        <LinearLayout
-            android:id="@+id/setupContainer"
-            android:layout_width="match_parent"
-            android:layout_height="wrap_content"
-            android:layout_marginTop="4dp"
-            android:background="@drawable/window_frame"
-            android:orientation="vertical"
-            android:padding="10dp" />
-
-        <TextView
-            android:layout_width="match_parent"
-            android:layout_height="wrap_content"
-            android:layout_marginTop="16dp"
-            android:text="アップデート"
-            android:textColor="@color/pixel_ink"
-            android:textSize="13sp" />
-
-        <LinearLayout
-            android:layout_width="match_parent"
-            android:layout_height="wrap_content"
-            android:layout_marginTop="4dp"
-            android:background="@drawable/window_frame"
-            android:orientation="vertical"
-            android:padding="10dp">
-
-            <TextView
-                android:id="@+id/updateStatusText"
-                android:layout_width="match_parent"
-                android:layout_height="wrap_content"
-                android:textColor="@color/pixel_ink"
-                android:textSize="12sp" />
-
-            <Button
-                android:id="@+id/updateCheckButton"
-                android:layout_width="match_parent"
-                android:layout_height="wrap_content"
-                android:layout_marginTop="6dp"
-                android:background="@drawable/btn_pixel"
-                android:text="アップデートを確認"
-                android:textColor="@color/pixel_ink"
-                android:textSize="14sp" />
-
-            <Button
-                android:id="@+id/updateInstallButton"
-                android:layout_width="match_parent"
-                android:layout_height="wrap_content"
-                android:layout_marginTop="4dp"
-                android:background="@drawable/btn_pixel_accent"
-                android:text="ダウンロードしてインストール"
-                android:textColor="@color/pixel_accent"
-                android:textSize="14sp"
-                android:visibility="gone" />
-        </LinearLayout>
-
-        <TextView
-            android:id="@+id/logText"
-            android:layout_width="match_parent"
-            android:layout_height="wrap_content"
-            android:layout_marginTop="10dp"
+            android:id="@+id/recordStatusText"
+            android:layout_width="match_parent"
+            android:layout_height="wrap_content"
+            android:layout_marginTop="6dp"
+            android:textColor="@color/pixel_ink"
+            android:textSize="12sp" />
+
+        <Button
+            android:id="@+id/unbindButton"
+            android:layout_width="match_parent"
+            android:layout_height="wrap_content"
+            android:layout_marginTop="12dp"
+            android:background="@drawable/btn_pixel"
+            android:text="端末の紐づけを変更"
             android:textColor="@color/pixel_sub"
-            android:textIsSelectable="true"
-            android:textSize="11sp" />
+            android:textSize="12sp" />
     </LinearLayout>
-</ScrollView>
+
+    
+    <TextView
+        android:id="@+id/pendingHeader"
+        android:layout_width="match_parent"
+        android:layout_height="wrap_content"
+        android:layout_marginTop="16dp"
+        android:text="未送信"
+        android:textColor="@color/pixel_ink"
+        android:textSize="13sp"
+        android:visibility="gone" />
+
+    <LinearLayout
+        android:id="@+id/pendingContainer"
+        android:layout_width="match_parent"
+        android:layout_height="wrap_content"
+        android:layout_marginTop="4dp"
+        android:background="@drawable/window_frame"
+        android:orientation="vertical"
+        android:padding="10dp"
+        android:visibility="gone" />
+</LinearLayout>
<!-- resource entries referenced after the edit -->
@@ -22,6 +22,15 @@
       <stroke
           android:width="2dp"
           android:color="@color/pixel_accent" />
+  </shape>
+  <!-- drawable btn_pixel_menu (drawable) -->
+  <?xml version="1.0" encoding="utf-8"?>
+  <shape xmlns:android="http://schemas.android.com/apk/res/android"
+      android:shape="rectangle">
+      <solid android:color="@color/pixel_bg" />
+      <stroke
+          android:width="3dp"
+          android:color="@color/pixel_ink" />
   </shape>
   <!-- drawable window_frame (drawable) -->
   <?xml version="1.0" encoding="utf-8"?>
